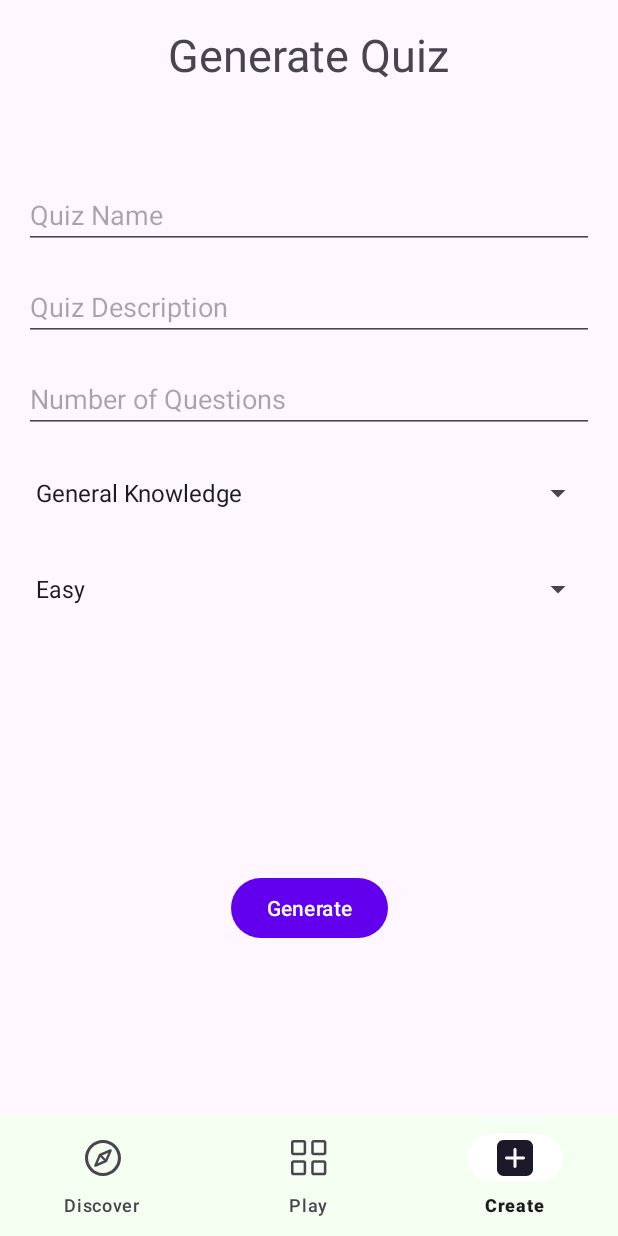
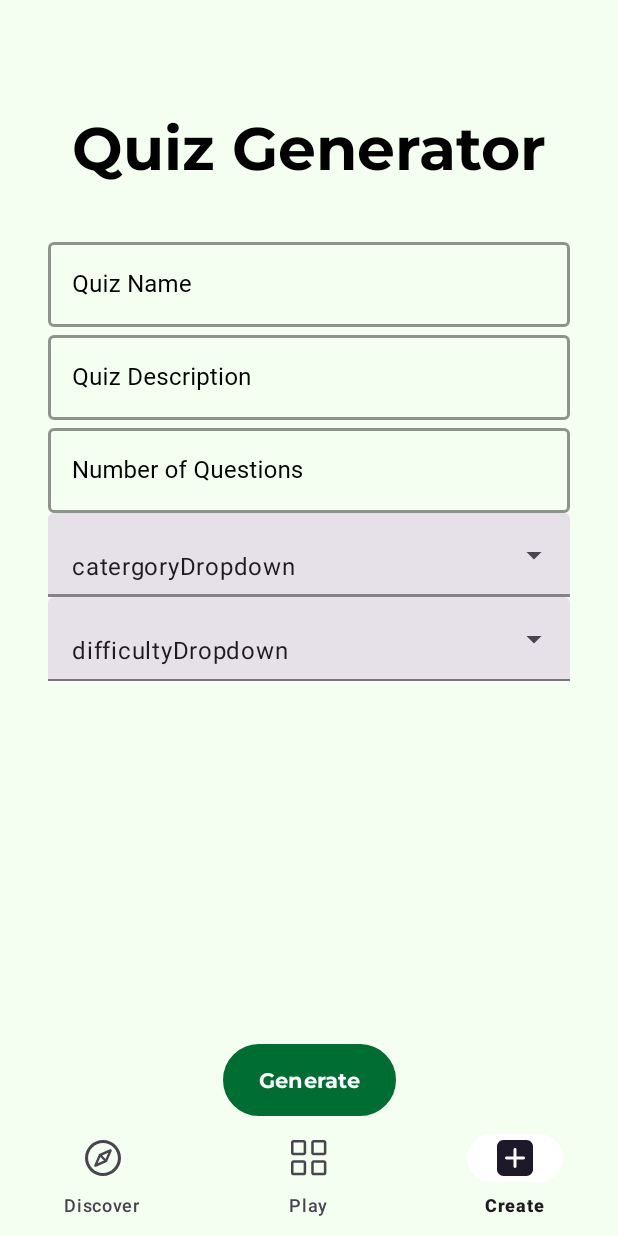
Before and after one commit to Johabeo/Riddler, an Android app: the screen it shows after launch once a user with an empty profile is signed in (MainActivity), item 3 of the bottom bar chosen, on a phone screen of 412 x 824 dp. Run offline under Robolectric (Android 15) with nearby library versions, the light colour scheme and no system bars; our stand-ins replace Dagger/Hilt's generated code, Firebase (no records; nobody signed in at launch, a user with empty details on screens opened directly), Room's generated code, RxJava, Timber; 1 statement that could not run was skipped.

Commit message:
added new form of slider

```diff
--- a/app/src/main/java/com/example/riddler/ui/view/CreateQuizFragment.kt
+++ b/app/src/main/java/com/example/riddler/ui/view/CreateQuizFragment.kt
@@ -30,8 +30,8 @@ class CreateQuizFragment : Fragment() {
 
     lateinit var createQuizButton: Button
     lateinit var editNumQuestions: EditText
-    lateinit var categoryDropdown: Spinner
-    lateinit var difficultyDropdown: Spinner
+    lateinit var categoryDropdown: AutoCompleteTextView
+    lateinit var difficultyDropdown: AutoCompleteTextView
     lateinit var quizName: EditText
     lateinit var quizDescription: EditText
     lateinit var vm: QuizViewModel
@@ -80,21 +80,21 @@ class CreateQuizFragment : Fragment() {
         val category = resources.getStringArray(R.array.category)
 
         val categoryAdapter: ArrayAdapter<String> = ArrayAdapter(requireActivity(),
-            android.R.layout.simple_spinner_dropdown_item, category)
+            R.layout.exposed_drop_item, category)
         val difficultyAdapter: ArrayAdapter<String> = ArrayAdapter(requireActivity(),
-            android.R.layout.simple_spinner_dropdown_item, difficulties)
+            R.layout.exposed_drop_item, difficulties)
 
-        categoryDropdown.adapter = categoryAdapter
-        difficultyDropdown.adapter = difficultyAdapter
+        categoryDropdown.setAdapter(categoryAdapter)
+        difficultyDropdown.setAdapter(difficultyAdapter)
     }
 
     fun createQuiz() {
         var amount :Int = editNumQuestions.text.toString().toInt()
         //println("Question Num is $amount")
-        var categoryNum = categoryDropdown.selectedItemPosition
-        var categoryName = categoryDropdown.selectedItem.toString()
+        var categoryNum = categoryDropdown.listSelection
+        var categoryName = categoryDropdown.listSelection.toString()
         //println("Category Num is $category")
-        var difficulty = difficultyDropdown.selectedItem.toString()
+        var difficulty = difficultyDropdown.listSelection.toString()
         var quizNameText = quizName.text.toString()
         var quizDescriptiontText = quizDescription.text.toString()
         vm.createQuizFromApi(10, categoryNum, categoryName, difficulty, quizNameText, quizDescriptiontText)
@@ -104,8 +104,8 @@ class CreateQuizFragment : Fragment() {
         with (view) {
             createQuizButton = findViewById<Button>(R.id.createQuiz)
             editNumQuestions = findViewById<EditText>(R.id.editNumQuestions)
-            categoryDropdown = findViewById<Spinner>(R.id.categoryDropdown)
-            difficultyDropdown = findViewById<Spinner>(R.id.difficultyDropdown)
+            categoryDropdown = findViewById<AutoCompleteTextView>(R.id.categoryDropdown)
+            difficultyDropdown = findViewById<AutoCompleteTextView>(R.id.difficultyDropdown)
             quizName = findViewById<EditText>(R.id.editQuizName)
             quizDescription = findViewById<EditText>(R.id.editDescription)
         }
--- a/app/src/main/res/layout/activity_main.xml
+++ b/app/src/main/res/layout/activity_main.xml
@@ -23,7 +23,7 @@
         android:elevation="0dp"
         app:backgroundTint="@color/background"
         app:labelVisibilityMode="labeled"
-        app:itemRippleColor="@color/white"
+        app:itemRippleColor="#E1F6E0"
         app:itemActiveIndicatorStyle="@style/App.Custom.Indicator"
         app:layout_constraintBottom_toBottomOf="parent"
         app:layout_constraintEnd_toEndOf="parent"
--- /dev/null
+++ b/app/src/main/res/layout/exposed_drop_item.xml
@@ -0,0 +1,12 @@
+<?xml version="1.0" encoding="utf-8"?>
+<TextView
+    android:id="@+id/textView"
+    xmlns:android="http://schemas.android.com/apk/res/android"
+    android:fontFamily="@font/hind_regular"
+    android:textSize = "12sp"
+    android:textColor="@color/black"
+    android:layout_width="match_parent"
+    android:layout_height="match_parent"
+    android:text="item">
+
+</TextView>
--- a/app/src/main/res/layout/fragment_create_quiz.xml
+++ b/app/src/main/res/layout/fragment_create_quiz.xml
@@ -3,142 +3,169 @@
     xmlns:app="http://schemas.android.com/apk/res-auto"
     xmlns:tools="http://schemas.android.com/tools"
     android:layout_width="match_parent"
+    android:background="@color/background"
     android:layout_height="match_parent"
     tools:context=".ui.view.CreateQuizFragment">
 
-    <androidx.cardview.widget.CardView
-        android:id="@+id/dash_playerQuizzesCardView"
-        android:layout_width="0dp"
-        android:layout_height="0dp"
-        android:layout_marginStart="1dp"
-        android:layout_marginTop="16dp"
-        android:layout_marginEnd="1dp"
-        android:layout_marginBottom="8dp"
-        app:cardElevation="5dp"
-        app:contentPaddingBottom="16dp"
-        app:contentPaddingTop="16dp"
-
-        app:layout_constraintEnd_toEndOf="parent"
-        app:layout_constraintStart_toStartOf="parent">
-
-        <androidx.constraintlayout.widget.ConstraintLayout
-            android:layout_width="match_parent"
-            android:layout_height="match_parent">
-
-            <TextView
-                android:id="@+id/textView4"
-                android:layout_width="wrap_content"
-                android:layout_height="wrap_content"
-                android:layout_marginStart="16dp"
-                android:text="Your quizzes"
-                android:textSize="16sp"
-                android:textStyle="bold"
-                app:layout_constraintStart_toStartOf="parent"
-                app:layout_constraintTop_toTopOf="parent" />
-
-            <Button
-                android:id="@+id/dash_addButton"
-                android:layout_width="wrap_content"
-                android:layout_height="wrap_content"
-                android:layout_marginEnd="16dp"
-                android:text="Add"
-                app:layout_constraintEnd_toEndOf="parent"
-                app:layout_constraintTop_toTopOf="parent" />
-
-            <androidx.recyclerview.widget.RecyclerView
-                android:id="@+id/dash_recyclerview"
-                android:layout_width="0dp"
-                android:layout_height="0dp"
-                app:layout_constraintBottom_toBottomOf="parent"
-                app:layout_constraintEnd_toEndOf="parent"
-                app:layout_constraintStart_toStartOf="parent"
-
-                tools:listitem="@layout/listitem_quiz_dashboard" />
-        </androidx.constraintlayout.widget.ConstraintLayout>
-    </androidx.cardview.widget.CardView>
-
     <TextView
         android:id="@+id/textView5"
+        android:text="Quiz Generator"
         android:layout_width="wrap_content"
         android:layout_height="wrap_content"
-        android:layout_marginTop="16dp"
-        android:text="Generate Quiz"
-        android:textSize="30sp"
+        android:layout_marginTop="72dp"
+        android:fontFamily="@font/montserrat_bold"
+        android:textColor="@color/black"
+        android:textSize="40sp"
         app:layout_constraintEnd_toEndOf="parent"
         app:layout_constraintStart_toStartOf="parent"
         app:layout_constraintTop_toTopOf="parent" />
 
-    <EditText
-        android:id="@+id/editQuizName"
-        android:layout_width="match_parent"
+    <com.google.android.material.textfield.TextInputLayout
+        android:id="@+id/editQuizNameLayout"
+        style="@style/Widget.MaterialComponents.TextInputLayout.OutlinedBox"
+        android:layout_width="0dp"
         android:layout_height="wrap_content"
-        android:hint="Quiz Name"
-        android:maxLines="1"
-        android:layout_marginHorizontal="16dp"
-        android:layout_marginTop="64dp"
-        android:layout_marginBottom="16dp"
-        app:layout_constraintBottom_toTopOf="@+id/editDescription"
+        android:layout_marginStart="32dp"
+        android:layout_marginTop="32dp"
+        android:layout_marginEnd="32dp"
+        android:textColorHint="@color/black"
+        app:boxStrokeColor="@color/black"
+        app:boxStrokeWidth="2dp"
+        app:helperTextEnabled="true"
+        app:helperTextTextColor="@color/queryErrorText"
+        app:hintTextColor="@color/black"
+        app:layout_constraintBottom_toTopOf="@+id/editDescriptionLayout"
         app:layout_constraintEnd_toEndOf="parent"
         app:layout_constraintStart_toStartOf="parent"
-        app:layout_constraintTop_toBottomOf="@+id/textView5" />
+        app:layout_constraintTop_toBottomOf="@+id/textView5"
+        app:layout_constraintVertical_bias="1.0">
 
-    <EditText
-        android:id="@+id/editDescription"
-        android:layout_width="match_parent"
+        <com.google.android.material.textfield.TextInputEditText
+            android:id="@+id/editQuizName"
+            android:layout_width="match_parent"
+            android:layout_height="wrap_content"
+            android:fontFamily="@font/hind_regular"
+            android:hint="Quiz Name"
+            android:imeOptions="actionDone"
+            android:singleLine="true"
+            android:textColor="@color/black"/>
+    </com.google.android.material.textfield.TextInputLayout>
+
+    <com.google.android.material.textfield.TextInputLayout
+        android:id="@+id/editDescriptionLayout"
+        style="@style/Widget.MaterialComponents.TextInputLayout.OutlinedBox"
+        android:layout_width="0dp"
         android:layout_height="wrap_content"
-        android:hint="Quiz Description"
-        android:layout_margin="16dp"
-        android:maxLines="1"
-        app:layout_constraintBottom_toTopOf="@+id/editQuizName"
+        android:layout_marginStart="32dp"
+        android:layout_marginTop="32dp"
+        android:layout_marginEnd="32dp"
+        android:textColorHint="@color/black"
+        app:boxStrokeColor="@color/black"
+        app:boxStrokeWidth="2dp"
+        app:helperTextEnabled="true"
+        app:helperTextTextColor="@color/queryErrorText"
+        app:hintTextColor="@color/black"
+        app:layout_constraintBottom_toTopOf="@+id/editQuizNameLayout"
         app:layout_constraintEnd_toEndOf="parent"
         app:layout_constraintHorizontal_bias="0.5"
         app:layout_constraintStart_toStartOf="parent"
-        app:layout_constraintTop_toBottomOf="@+id/editNumQuestions"/>
+        app:layout_constraintTop_toBottomOf="@+id/editNumQuestionsLayout">
 
-    <EditText
-        android:id="@+id/editNumQuestions"
-        android:layout_width="match_parent"
+        <com.google.android.material.textfield.TextInputEditText
+            android:id="@+id/editDescription"
+            android:layout_width="match_parent"
+            android:layout_height="wrap_content"
+            android:fontFamily="@font/hind_regular"
+            android:hint="Quiz Description"
+            android:imeOptions="actionDone"
+            android:singleLine="true"
+            android:textColor="@color/black"/>
+    </com.google.android.material.textfield.TextInputLayout>
+
+    <com.google.android.material.textfield.TextInputLayout
+        android:id="@+id/editNumQuestionsLayout"
+        style="@style/Widget.MaterialComponents.TextInputLayout.OutlinedBox"
+        android:layout_width="0dp"
         android:layout_height="wrap_content"
-        android:digits="0123456789"
-        android:inputType="number"
-        android:hint="Number of Questions"
-        android:layout_margin="16dp"
-        app:layout_constraintBottom_toTopOf="@+id/categoryDropdown"
+        android:layout_marginStart="32dp"
+
+        android:layout_marginEnd="32dp"
+        android:textColorHint="@color/black"
+        app:boxStrokeColor="@color/black"
+        app:boxStrokeWidth="2dp"
+        app:helperTextEnabled="true"
+        app:helperTextTextColor="@color/queryErrorText"
+        app:hintTextColor="@color/black"
         app:layout_constraintEnd_toEndOf="parent"
         app:layout_constraintStart_toStartOf="parent"
-        app:layout_constraintTop_toBottomOf="@+id/editDescription"
-        app:layout_constraintVertical_chainStyle="packed" />
+        app:layout_constraintTop_toBottomOf="@+id/editDescriptionLayout"
+        app:layout_constraintVertical_chainStyle="packed" >
 
-    <Spinner
-        android:id="@+id/categoryDropdown"
-        android:layout_width="match_parent"
+        <com.google.android.material.textfield.TextInputEditText
+            android:id="@+id/editNumQuestions"
+            android:layout_width="match_parent"
+            android:layout_height="match_parent"
+            android:fontFamily="@font/hind_regular"
+            android:hint="Number of Questions"
+            android:imeOptions="actionDone"
+            android:singleLine="true"
+            android:textColor="@color/black" />
+    </com.google.android.material.textfield.TextInputLayout>
+
+    <com.google.android.material.textfield.TextInputLayout
+        android:id="@+id/categoryDropdownLayout"
+        style="@style/Widget.Material3.TextInputLayout.FilledBox.ExposedDropdownMenu"
+        android:layout_width="0dp"
         android:layout_height="wrap_content"
-        android:contentDescription="Any Category"
-        android:layout_margin="16dp"
-        android:minHeight="48dp"
+        android:layout_marginStart="32dp"
+        android:layout_marginEnd="32dp"
+        app:boxStrokeColor="@color/black"
+        app:boxStrokeWidth="2dp"
+        app:helperTextEnabled="true"
+        app:helperTextTextColor="@color/queryErrorText"
         app:layout_constraintBottom_toTopOf="@+id/difficultyDropdown"
         app:layout_constraintEnd_toEndOf="parent"
-        app:layout_constraintHorizontal_bias="0.5"
         app:layout_constraintStart_toStartOf="parent"
-        app:layout_constraintTop_toBottomOf="@+id/editDescription" />
+        app:layout_constraintTop_toBottomOf="@+id/editNumQuestionsLayout" >
+        <AutoCompleteTextView
+            android:id="@+id/categoryDropdown"
+            android:layout_width="match_parent"
+            android:layout_height="match_parent"
+            android:inputType="none"
+            android:text="catergoryDropdown"/>
 
-    <Spinner
-        android:id="@+id/difficultyDropdown"
-        android:layout_width="match_parent"
+    </com.google.android.material.textfield.TextInputLayout>
+
+    <com.google.android.material.textfield.TextInputLayout
+        android:id="@+id/difficultyDropdownLayout"
+        style="@style/Widget.Material3.TextInputLayout.FilledBox.ExposedDropdownMenu"
+        android:layout_width="0dp"
         android:layout_height="wrap_content"
-        android:contentDescription="Any Difficulty"
-        android:layout_margin="16dp"
-        android:minHeight="48dp"
+        android:layout_marginStart="32dp"
+        android:layout_marginEnd="32dp"
         app:layout_constraintEnd_toEndOf="parent"
         app:layout_constraintStart_toStartOf="parent"
-        app:layout_constraintTop_toBottomOf="@+id/categoryDropdown" />
+        app:layout_constraintTop_toBottomOf="@+id/categoryDropdownLayout" >
+
+        <AutoCompleteTextView
+            android:id="@+id/difficultyDropdown"
+            android:layout_width="match_parent"
+            android:layout_height="match_parent"
+            android:inputType="none"
+            android:text="difficultyDropdown" />
+
+    </com.google.android.material.textfield.TextInputLayout>
 
     <Button
         android:id="@+id/createQuiz"
+        android:text="@string/generate"
         android:layout_width="wrap_content"
         android:layout_height="wrap_content"
-        android:layout_marginTop="49dp"
-        android:text="@string/generate"
+        android:background="@drawable/button_rounded"
+        app:backgroundTint="@color/buttonColor"
+        android:elevation="8dp"
+        android:fontFamily="@font/montserrat_bold"
+        android:textColor="@color/white"
         app:layout_constraintBottom_toBottomOf="parent"
         app:layout_constraintEnd_toEndOf="parent"
         app:layout_constraintHorizontal_bias="0.5"
```
